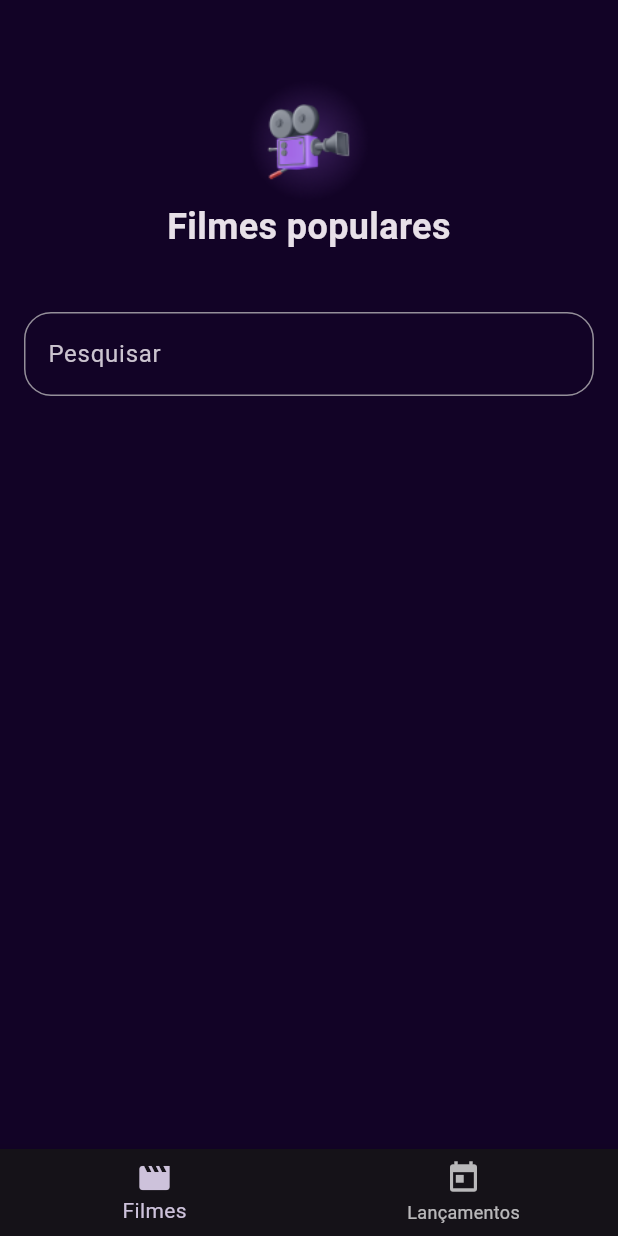
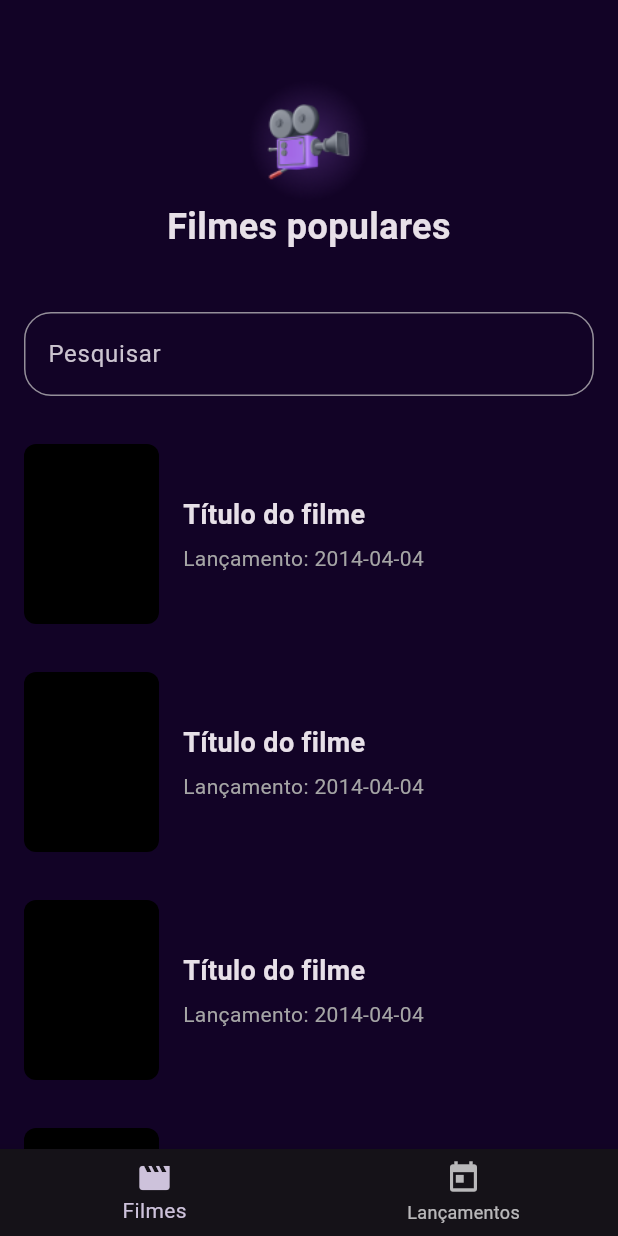
Before and after one commit to Diego-Lopes/cinetopia, a Flutter app: the Dashboard screen opened directly, on a phone screen of 412 x 824 dp. Run offline on Flutter 3.47's test engine with Material 3 defaults, Android fonts, the phone set to English and light mode, and no system bars; network calls fail.

Commit message:
♻️refactor: layout adjustments

```diff
--- a/lib/app/models/movie.dart
+++ b/lib/app/models/movie.dart
@@ -1,5 +1,7 @@
 //representação de dados da api
 import 'dart:convert';
+
+import 'package:cinetopia/app/helpers/consts.dart';
 
 class Movie {
   final int id;
--- a/lib/ui/components/movie_card.dart
+++ b/lib/ui/components/movie_card.dart
@@ -1,9 +1,12 @@
 import 'package:flutter/material.dart';
 
 class MovieCard extends StatelessWidget {
-  final Movie movie;
+  // final Movie movie;
 
-  const MovieCard({super.key, required this.movie});
+  const MovieCard({
+    super.key,
+    // required this.movie
+  });
 
   @override
   Widget build(BuildContext context) {
@@ -15,7 +18,6 @@ class MovieCard extends StatelessWidget {
           decoration: BoxDecoration(
             color: Color(0xff000000),
             borderRadius: BorderRadius.circular(8),
-            image: DecorationImage(image: Networking(movie.getPosterImage()), fit: BoxFit.cover)
           ),
           margin: EdgeInsets.only(right: 16),
         ),
@@ -26,12 +28,12 @@ class MovieCard extends StatelessWidget {
             Padding(
               padding: const EdgeInsets.only(bottom: 6),
               child: Text(
-                movie.title,
+                "Título do filme",
                 style: TextStyle(fontSize: 18, fontWeight: FontWeight.w600),
               ),
             ),
             Text(
-              "Lançamento: ${movie.releaseDate}",
+              "Lançamento: 2014-04-04",
               style: TextStyle(color: Color(0xffa5a5a5)),
             ),
           ],
--- a/lib/ui/screens/search_movies.dart
+++ b/lib/ui/screens/search_movies.dart
@@ -12,12 +12,10 @@ class SearchMovies extends StatefulWidget {
 class _SearchMoviesState extends State<SearchMovies> {
   final SearchMoviesViewmodel viewmodel = SearchMoviesViewmodel();
 
-  TextEditingController textController = TextEditingController();
-
   @override
   Widget build(BuildContext context) {
     return FutureBuilder(
-      future: searchPopularMoviesService.getMovies(),
+      future: viewmodel.getPopularMovies(),
       builder: (context, snapshot) {
         if (snapshot.hasData) {
           return CustomScrollView(
@@ -39,11 +37,6 @@ class _SearchMoviesState extends State<SearchMovies> {
                 child: Padding(
                   padding: const EdgeInsets.only(bottom: 32),
                   child: TextField(
-                    controller: textController,
-                    onEditingComplete: () {
-                      FocusScope.of(context).unfocus();
-                      setState(() {});
-                    },
                     decoration: InputDecoration(
                       hintText: "Pesquisar",
                       border: OutlineInputBorder(
@@ -56,9 +49,9 @@ class _SearchMoviesState extends State<SearchMovies> {
               SliverList.builder(
                 itemBuilder: (context, index) => Padding(
                   padding: const EdgeInsets.only(bottom: 32),
-                  child: MovieCard(movie: viewmodel.moviesList[index]),
+                  child: MovieCard(),
                 ),
-                itemCount: viewmodel.moviesList.length,
+                itemCount: 10,
               ),
             ],
           );
```
